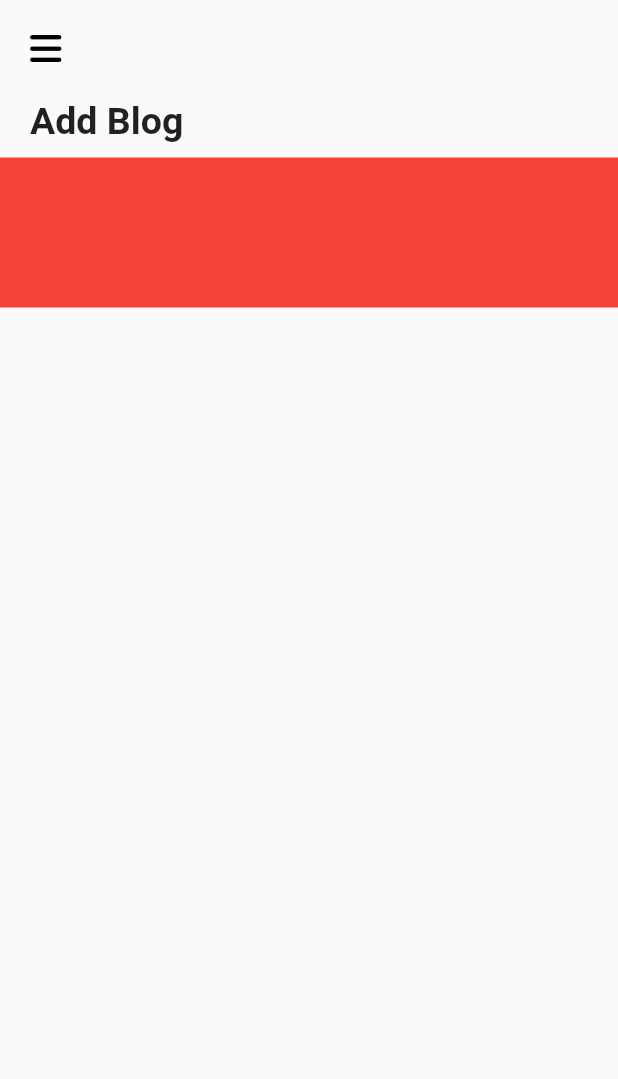
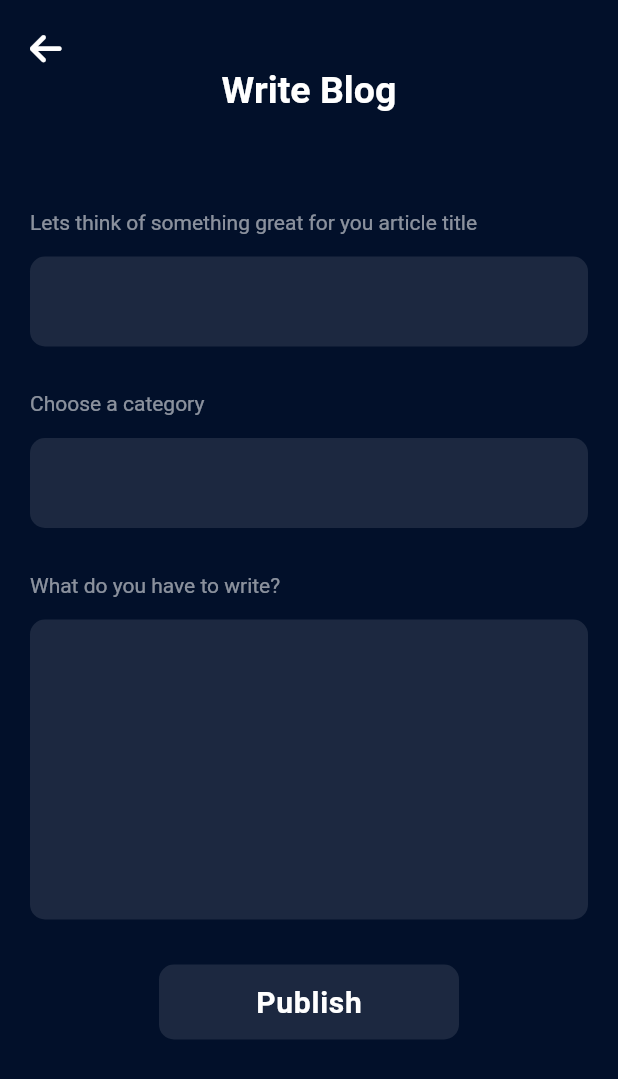
Before and after one commit to Senures/firebase_auth_example, a Flutter app: the CreateBlogView screen opened directly, on a phone screen of 412 x 824 dp. Shown: the top 1079 px of the screen. Run offline on Flutter 3.47's test engine with Material 2 defaults, Android fonts, the phone set to English and light mode, and no system bars; our stand-ins replace cloud_firestore, firebase_auth, firebase_core, font_awesome_flutter, get, google_fonts and 1 more; accounts and stored records are empty.

Commit message:
delete and blog add page added

```diff
--- a/lib/modules/create_blog/create_blog.dart
+++ b/lib/modules/create_blog/create_blog.dart
@@ -1,39 +1,115 @@
+import 'package:firebase_example/modules/create_blog/create_blog_controller.dart';
+
 import 'package:flutter/material.dart';
 import 'package:font_awesome_flutter/font_awesome_flutter.dart';
+import 'package:get/get.dart';
 
-class CreateBlogView extends StatelessWidget {
+class CreateBlogView extends GetView<CreateBlogController> {
   const CreateBlogView({super.key});
 
   @override
   Widget build(BuildContext context) {
     return Scaffold(
+      backgroundColor: const Color(0xff02102A),
       appBar: AppBar(
-        backgroundColor: Colors.transparent,
+        toolbarHeight: 120,
+        centerTitle: true,
+        title: const Text(
+          "Write Blog",
+          style: TextStyle(
+              fontSize: 25.0, fontWeight: FontWeight.bold, color: Colors.white),
+        ),
+        backgroundColor: const Color(0xff02102A),
         elevation: 0,
-        leading: const Padding(
+        leadingWidth: 80,
+        leading: InkWell(
+          onTap: () {
+            Get.back();
+          },
+          child: const Padding(
             padding: EdgeInsets.symmetric(horizontal: 20, vertical: 20),
             child: FaIcon(
-            FontAwesomeIcons.bars,
-            color: Colors.black,
+              FontAwesomeIcons.arrowLeft,
+              color: Colors.white,
             ),
           ),
         ),
-      body: Column(
+      ),
+      body: SingleChildScrollView(
+        child: Column(
           crossAxisAlignment: CrossAxisAlignment.start,
           children: [
-          const Padding(
-            padding: EdgeInsets.symmetric(horizontal: 20, vertical: 10),
-            child: Text(
-              "Add Blog",
-              style: TextStyle(fontSize: 25.0, fontWeight: FontWeight.bold),
+            const SizedBox(
+              height: 20,
+            ),
+            customTextForm(
+                "Lets think of something great for you article title",
+                60.0,
+                controller.titlec),
+            customTextForm("Choose a category", 60.0, controller.categoryc),
+            customTextForm(
+                "What do you have to write?", 200.0, controller.contentc),
+            Center(
+              child: InkWell(
+                onTap: () {
+                  controller.addBlogCollection();
+                },
+                child: Container(
+                  alignment: Alignment.center,
+                  width: 200,
+                  height: 50,
+                  decoration: BoxDecoration(
+                      color: Colors.white10,
+                      borderRadius: BorderRadius.circular(10)),
+                  child: const Text(
+                    "Publish",
+                    style: TextStyle(
+                        letterSpacing: .5,
+                        color: Colors.white,
+                        fontSize: 20,
+                        fontWeight: FontWeight.w600),
                   ),
                 ),
-          Container(
-            height: 100,
-            color: Colors.red,
+              ),
             )
           ],
+        ),
       ),
     );
   }
 }
+
+customTextForm(
+    String text, double? height, TextEditingController? textcontroller) {
+  return Column(
+    crossAxisAlignment: CrossAxisAlignment.start,
+    children: [
+      Padding(
+        padding: const EdgeInsets.symmetric(horizontal: 20),
+        child: Text(
+          text,
+          // "Lets think of something great for you article title",
+          style: const TextStyle(color: Colors.white54),
+        ),
+      ),
+      Container(
+        padding: const EdgeInsets.symmetric(horizontal: 20),
+        margin: const EdgeInsets.symmetric(horizontal: 20, vertical: 15),
+        decoration: BoxDecoration(
+            color: Colors.white10, borderRadius: BorderRadius.circular(10)),
+        height: height,
+        child: TextFormField(
+          cursorColor: Colors.white,
+          style: const TextStyle(color: Colors.white),
+          controller: textcontroller,
+          decoration: const InputDecoration(
+            border: InputBorder.none,
+          ),
+        ),
+      ),
+      const SizedBox(
+        height: 15,
+      )
+    ],
+  );
+}
--- /dev/null
+++ b/lib/modules/create_blog/create_blog_bindings.dart
@@ -0,0 +1,14 @@
+import 'package:firebase_example/modules/create_blog/create_blog_controller.dart';
+import 'package:get/get.dart';
+
+class CreateBlogBinding implements Bindings {
+
+  // controller başlatıyor burası
+  // nasıl controllerı neden burda baslatıoz dersek çünki
+  // view tarafında getview kullanmak için
+
+  @override
+  Future<void> dependencies() async {
+    Get.lazyPut(() => CreateBlogController());
+  }
+}
--- /dev/null
+++ b/lib/modules/create_blog/create_blog_controller.dart
@@ -0,0 +1,35 @@
+import 'package:cloud_firestore/cloud_firestore.dart';
+import 'package:flutter/cupertino.dart';
+import 'package:get/get.dart';
+
+class CreateBlogController extends GetxController {
+  TextEditingController titlec = TextEditingController();
+  TextEditingController contentc = TextEditingController();
+  TextEditingController categoryc = TextEditingController();
+
+  /*   createTodoCollection() async {
+    var blogs = FirebaseFirestore.instance
+        .collection("blog");
+
+
+    await blogs.add({
+      "title": categoryname!.text,
+      "content": todoColor, //burda firebase ekledik
+      "total_task": "",
+    });
+  } */
+
+  addBlogCollection() async {
+    var blogs = FirebaseFirestore.instance.collection("blogs");
+    await blogs.add({
+      "title": titlec.text,
+      "category": categoryc.text,
+      "contents": contentc.text,
+      "create_date": Timestamp.fromDate(DateTime.now()),
+      "read_count": "22",
+      "img":
+          "https://images.unsplash.com/photo-1484589065579-248aad0d8b13?ixlib=rb-4.0.3&ixid=MnwxMjA3fDB8MHxzZWFyY2h8OXx8Y29zbW9zfGVufDB8fDB8fA%3D%3D&auto=format&fit=crop&w=500&q=60"
+    });
+    Get.back();
+  }
+}
--- a/lib/modules/model/blog_models.dart
+++ b/lib/modules/model/blog_models.dart
@@ -2,7 +2,7 @@ class BlogModel {
   final String title;
   final String contents;
   final String img;
-  final String create_date;
+  final DateTime create_date;
   final String read_count;
   BlogModel(
       {required this.title,
--- a/lib/routes/app_pages.dart
+++ b/lib/routes/app_pages.dart
@@ -2,6 +2,8 @@ import 'package:firebase_example/modules/auth/login/login_bindings.dart';
 import 'package:firebase_example/modules/auth/login/login_view.dart';
 import 'package:firebase_example/modules/auth/register/register_bindings.dart';
 import 'package:firebase_example/modules/auth/register/register_view.dart';
+import 'package:firebase_example/modules/create_blog/create_blog.dart';
+import 'package:firebase_example/modules/create_blog/create_blog_bindings.dart';
 import 'package:firebase_example/modules/home/home_bindings.dart';
 import 'package:firebase_example/modules/home/home_view.dart';
 import 'package:get/get.dart';
@@ -22,5 +24,9 @@ class AppPages {
         name: Routes.HOME,
         page: () => const HomeView(),
         binding: HomeBinding()),
+    GetPage(
+        name: Routes.ADDBLOG,
+        page: () => const CreateBlogView(),
+        binding: CreateBlogBinding())
   ];
 }
--- a/lib/routes/app_routes.dart
+++ b/lib/routes/app_routes.dart
@@ -4,4 +4,5 @@ abstract class Routes {
   static const LOGIN = '/login';
   static const REGISTER = '/register';
   static const HOME = "/home";
+  static const ADDBLOG = "/addBlog";
 }
```
Also changed, not shown: lib/modules/detail/detail_view.dart (+11 -21 lines), lib/modules/home/home_controller.dart (+16 -10 lines), lib/modules/home/home_view.dart (+23 -13 lines), lib/shared/service/firestore_service.dart (+25 -16 lines). Lines whose indentation alone changed are shown as unchanged.
